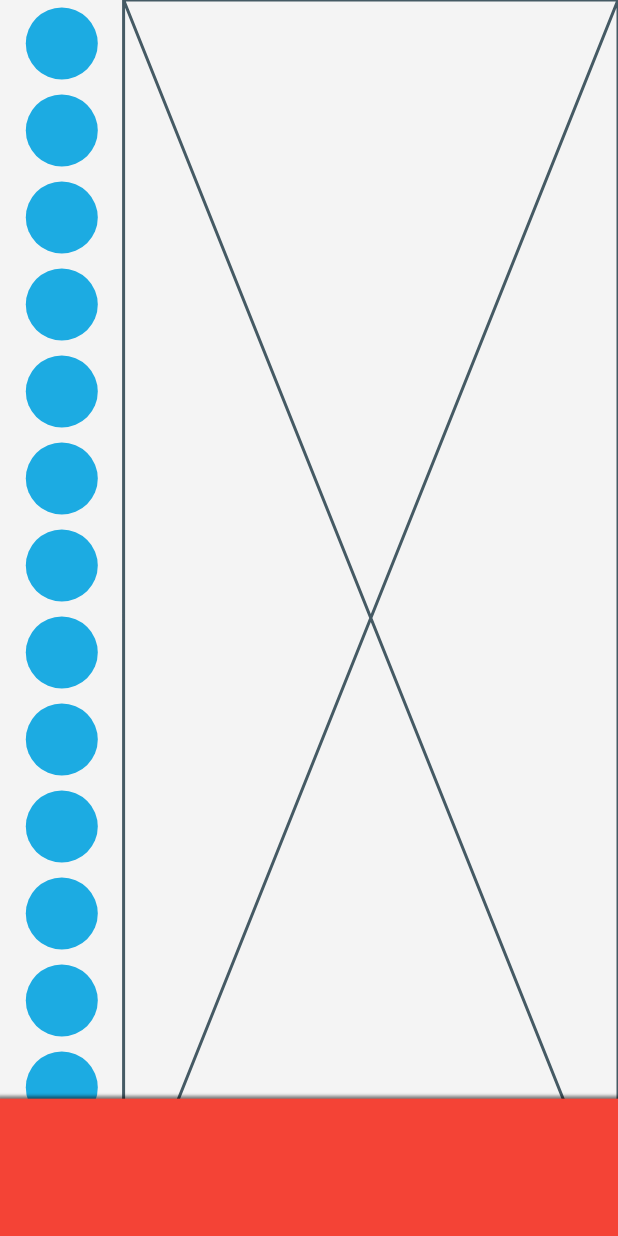
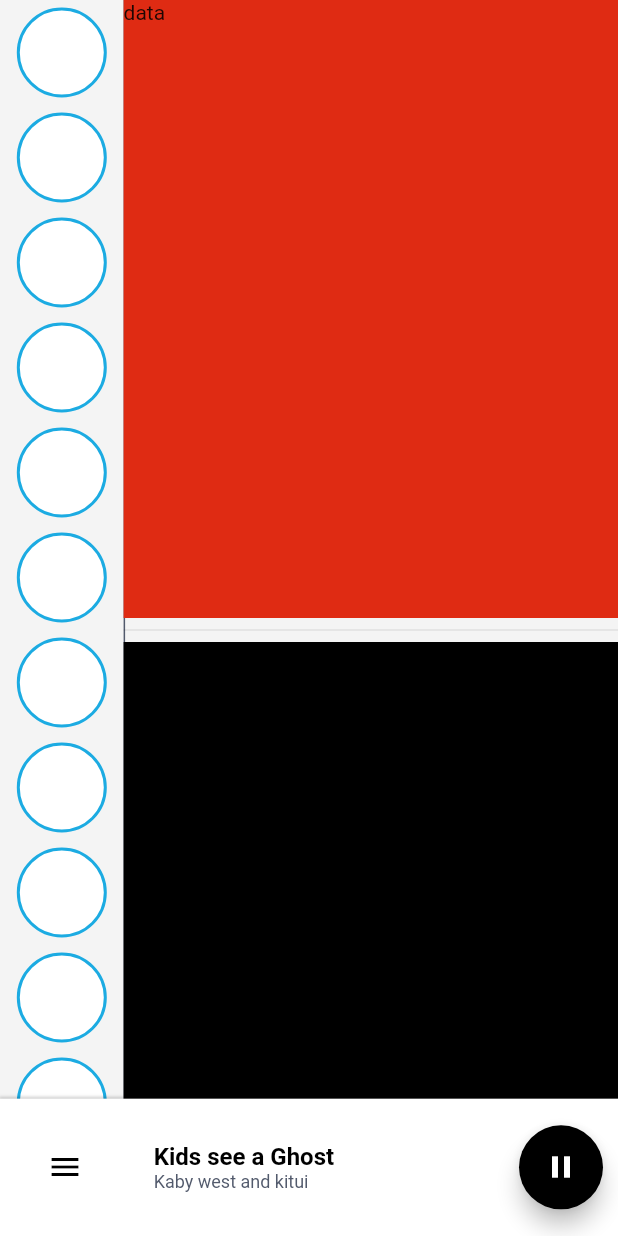
Before and after one commit to chizakasipascal/rago, a Flutter app: the screen it shows after launch, on a phone screen of 412 x 824 dp. Run offline on Flutter 3.47's test engine with Material 2 defaults, Android fonts, the phone set to English and light mode, and no system bars.

Commit message:
Chargement de la couleur blac  et organisation de l'interface homscreen

```diff
--- a/lib/src/app.dart
+++ b/lib/src/app.dart
@@ -16,7 +16,7 @@ class Rago extends StatelessWidget {
     ]);
     SystemChrome.setSystemUIOverlayStyle(const SystemUiOverlayStyle(
       systemNavigationBarColor: slateBlue, // navigation bar color
-      statusBarColor: Colors.transparent, // status bar color
+      statusBarColor: slateBlue, // status bar color
     ));
     return MaterialApp(
       debugShowCheckedModeBanner: false,
--- a/lib/src/utils/colors.dart
+++ b/lib/src/utils/colors.dart
@@ -2,7 +2,8 @@ import 'dart:ui';
 import 'package:flutter/material.dart';
 
 const whiteColor = Color(0xFFFFFFFF);
-const blackColor = Color(0xFF393938);
+const blackColor = Color.fromARGB(255, 0, 0, 0);
+//const blackColor = Color(0xFF393938);
 const background = Color(0xFFffffff);
 const grey = Color(0xff525A6C);
 const whiteTrasparent = Color.fromRGBO(244, 244, 244, 1.0);
--- a/lib/src/views/screens/homeScreen.dart
+++ b/lib/src/views/screens/homeScreen.dart
@@ -23,12 +23,13 @@ class HomeScreen extends StatelessWidget {
                     child: ListView.builder(
                       itemBuilder: (context, index) {
                         return Container(
-                          height: 48,
-                          width: 48,
+                          height: 60,
+                          width: 60,
                           margin: const EdgeInsets.all(5.0),
-                          decoration: const BoxDecoration(
-                            color: slateBlue,
+                          decoration: BoxDecoration(
+                            color: whiteColor,
                             shape: BoxShape.circle,
+                            border: Border.all(color: slateBlue, width: 2),
                           ),
                         );
                       },
@@ -37,9 +38,34 @@ class HomeScreen extends StatelessWidget {
                       shrinkWrap: true,
                     ),
                   ),
+                  const VerticalDivider(
+                    width: 0,
+                    thickness: 1,
+                    color: grey,
+                  ),
                   Expanded(
                     flex: 8,
-                    child: Placeholder(),
+                    child: Column(
+                      children: [
+                        Container(
+                          height: size.height / 2,
+                          decoration: const BoxDecoration(color: red),
+                          child: Expanded(
+                              child: Column(
+                            children: [
+                              Row(
+                                children: [Text("data")],
+                              )
+                            ],
+                          )),
+                        ),
+                        const Divider(),
+                        Container(
+                          height: size.height / 2,
+                          decoration: const BoxDecoration(color: blackColor),
+                        ),
+                      ],
+                    ),
                   ),
                 ],
               ),
@@ -51,14 +77,68 @@ class HomeScreen extends StatelessWidget {
               child: Container(
                 height: size.height / 9,
                 decoration: BoxDecoration(
-                  color: Colors.red,
+                  color: whiteColor,
                   boxShadow: [
                     BoxShadow(
-                      color: Colors.black.withOpacity(.5),
+                      color: Colors.black.withOpacity(.2),
                       blurRadius: 1,
-                      spreadRadius: 2,
+                      spreadRadius: 1,
                     ),
                   ],
+                ),
+                child: Padding(
+                  padding: const EdgeInsets.only(right: 10.0),
+                  child: Row(
+                    children: [
+                      Expanded(
+                        flex: 3,
+                        child: Center(
+                          child: IconButton(
+                            onPressed: () {},
+                            icon: const Icon(
+                              Icons.menu,
+                              color: blackColor,
+                            ),
+                          ),
+                        ),
+                      ),
+                      Expanded(
+                        flex: 9,
+                        child: Padding(
+                          padding: const EdgeInsets.all(16.0),
+                          child: Column(
+                            crossAxisAlignment: CrossAxisAlignment.start,
+                            mainAxisAlignment: MainAxisAlignment.center,
+                            children: const [
+                              Text(
+                                "Kids see a Ghost",
+                                style: TextStyle(
+                                  fontSize: 16,
+                                  fontWeight: FontWeight.bold,
+                                  color: blackColor,
+                                ),
+                              ),
+                              Text(
+                                "Kaby west and kitui",
+                                style: TextStyle(
+                                  fontSize: 12,
+                                  fontWeight: FontWeight.normal,
+                                  color: grey,
+                                ),
+                              ),
+                            ],
+                          ),
+                        ),
+                      ),
+                      FloatingActionButton(
+                        backgroundColor: blackColor,
+                        onPressed: () {},
+                        child: const Icon(
+                          Icons.pause,
+                        ),
+                      )
+                    ],
+                  ),
                 ),
               ),
             ),
```
